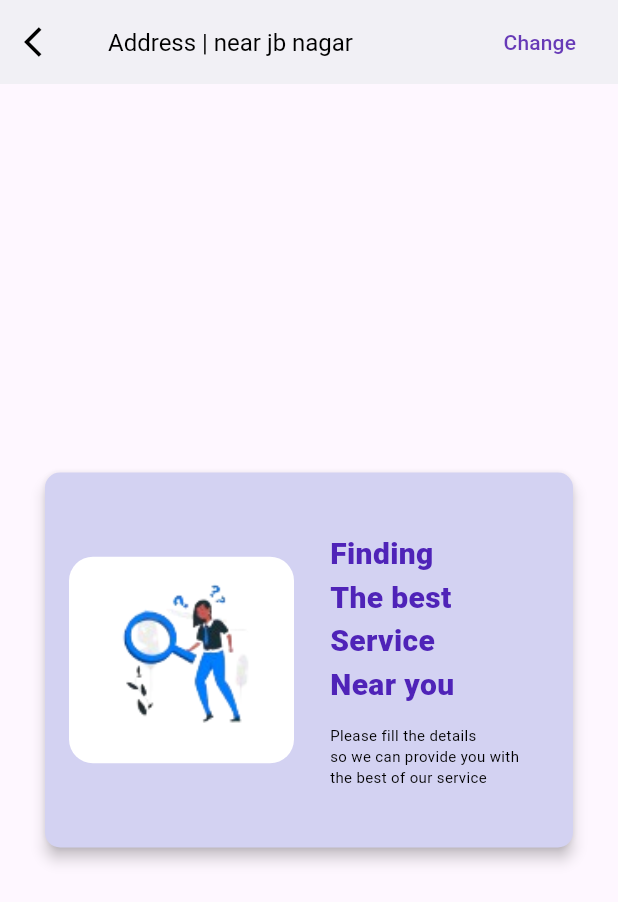
After one commit to Harshprive/ZAP-Services, a Flutter app: the FindServices screen opened directly, on a phone screen of 412 x 824 dp. The commit adds this screen. Shown: the top 902 px of the screen. Run offline on Flutter 3.47's test engine with Material 3 defaults, Android fonts, the phone set to English and light mode, and no system bars; our stand-ins replace file_picker.

Commit message:
updated code

```diff
--- /dev/null
+++ b/lib/find_services.dart
@@ -0,0 +1,113 @@
+import 'package:flutter/material.dart';
+
+class FindServices extends StatelessWidget {
+  const FindServices({super.key});
+
+  @override
+  Widget build(BuildContext context) {
+    return Scaffold(
+      appBar: AppBar(
+        backgroundColor: Colors.white,
+        foregroundColor: Colors.black,
+        elevation: 4.0,
+        leading: IconButton(
+          icon: const Icon(Icons.arrow_back_ios),
+          onPressed: () => Navigator.pop(context),
+        ),
+        title: Row(
+          children: [
+            const Expanded(
+              child: Text(
+                "Address | near jb nagar",
+                style: TextStyle(fontSize: 16),
+                overflow: TextOverflow.ellipsis,
+              ),
+            ),
+            TextButton(
+              onPressed: () {
+                // Handle change address
+              },
+              child: const Text(
+                'Change',
+                style: TextStyle(color: Colors.deepPurple),
+              ),
+            ),
+          ],
+        ),
+      ),
+      body: Center(
+        child: Card(
+          elevation: 4,
+          color: const Color.fromARGB(
+            255,
+            211,
+            210,
+            242,
+          ), // Card background color
+          margin: const EdgeInsets.all(30),
+          shape: RoundedRectangleBorder(
+            borderRadius: BorderRadius.circular(10),
+          ),
+          child: SizedBox(
+            height: 250,
+            child: Row(
+              children: [
+                // Image section with white background.
+                const SizedBox(width: 16),
+                Container(
+                  width: 150,
+                  decoration: BoxDecoration(
+                    color: Colors.white, // White background behind image
+                    borderRadius: BorderRadius.circular(16.0),
+                  ),
+                  child: Padding(
+                    padding: const EdgeInsets.all(16.0),
+                    child: Image.asset(
+                      'assets/cleaning.png',
+                      fit: BoxFit.contain,
+                    ),
+                  ),
+                ),
+
+                const SizedBox(width: 16),
+
+                // Text section
+                Expanded(
+                  child: Padding(
+                    padding: const EdgeInsets.symmetric(
+                      vertical: 30,
+                      horizontal: 8,
+                    ),
+                    child: Column(
+                      mainAxisAlignment: MainAxisAlignment.center,
+                      crossAxisAlignment: CrossAxisAlignment.start,
+                      children: const [
+                        Text(
+                          "Finding\nThe best\nService\nNear you",
+                          style: TextStyle(
+                            fontSize: 20,
+
+                            fontWeight: FontWeight.w900,
+                            //height: 1.2,
+                            //letterSpacing: 1.0,
+                            color: Color.fromARGB(255, 79, 35, 184),
+                          ),
+                          textAlign: TextAlign.start,
+                        ),
+                        SizedBox(height: 12),
+                        Text(
+                          "Please fill the details\nso we can provide you with\nthe best of our service",
+                          style: TextStyle(fontSize: 10, color: Colors.black),
+                        ),
+                      ],
+                    ),
+                  ),
+                ),
+              ],
+            ),
+          ),
+        ),
+      ),
+    );
+  }
+}
```
Also changed, not shown: lib/cleaning_page.dart (+43 -7 lines), assets/cleaning.png (added).
